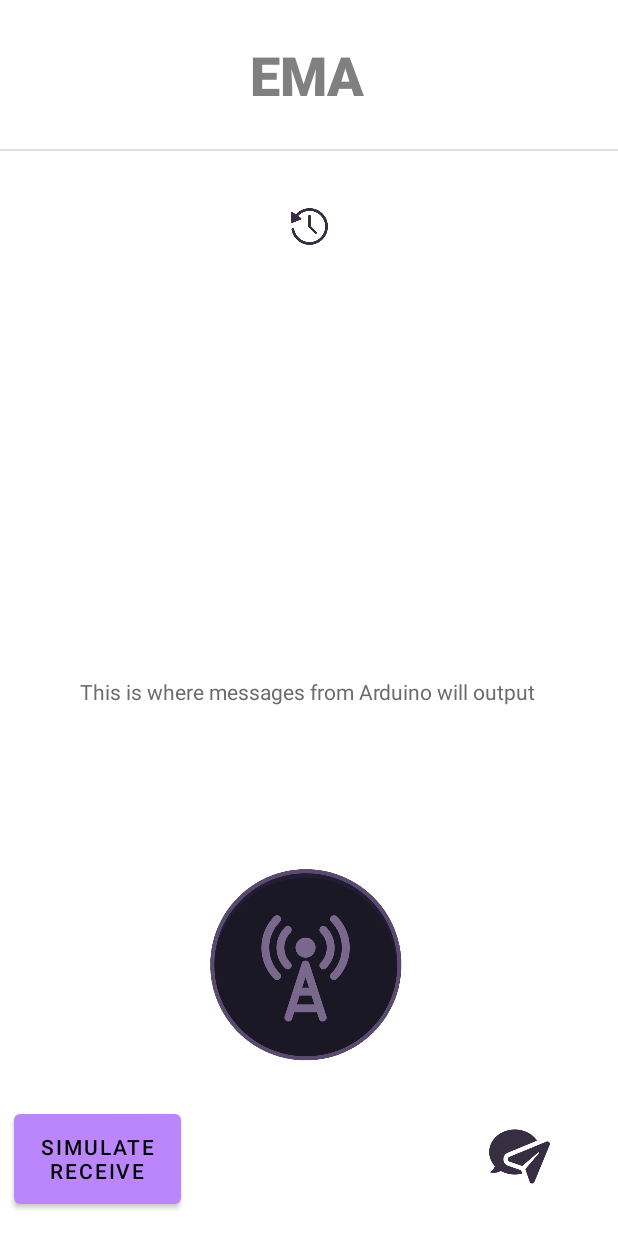
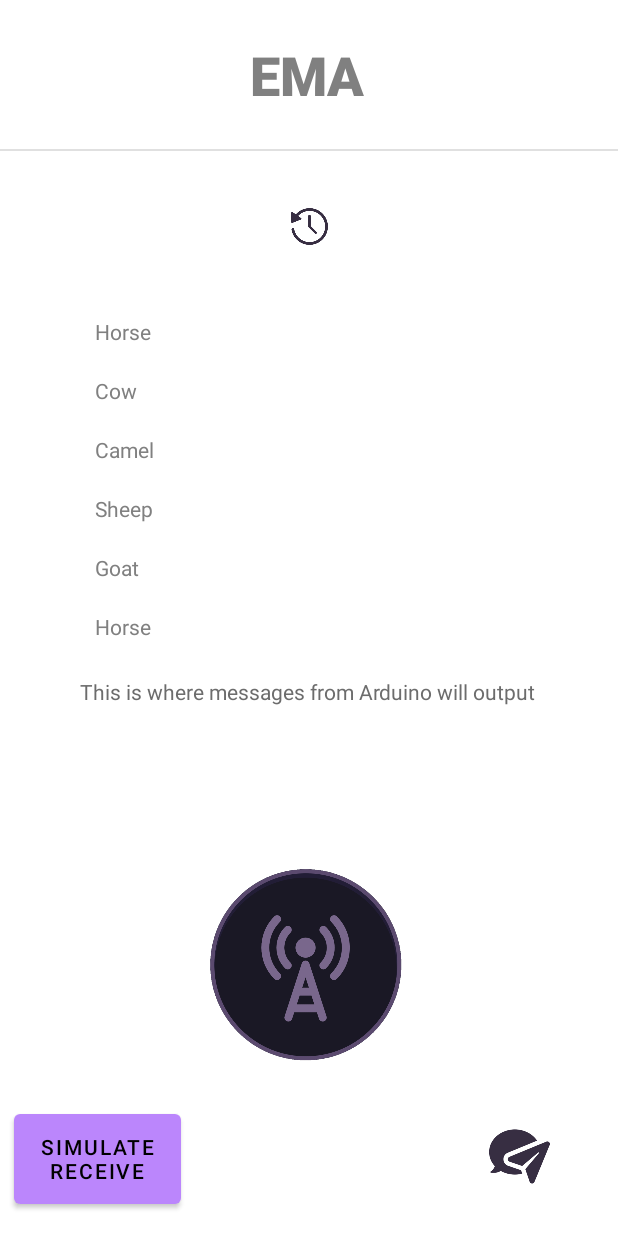
Before and after one commit to germaniii/T7TA, an Android app: the screen it shows after launch (MainActivity), on a phone screen of 412 x 824 dp. Run offline under Robolectric (Android 15) with nearby library versions, the phone set to English and light mode, and no system bars.

Commit message:
v0.6 Added RecyclerView Adapter to easily add items to the Recycler View

```diff
--- /dev/null
+++ b/app/src/main/java/com/example/emav1/InboxListAdapter.java
@@ -0,0 +1,76 @@
+package com.example.emav1;
+
+import android.content.Context;
+import android.view.LayoutInflater;
+import android.view.View;
+import android.view.ViewGroup;
+import android.widget.TextView;
+
+import androidx.recyclerview.widget.RecyclerView;
+
+import java.util.List;
+
+public class InboxListAdapter extends RecyclerView.Adapter<InboxListAdapter.ViewHolder> {
+
+    private List<String> mData;
+    private LayoutInflater mInflater;
+    private ItemClickListener mClickListener;
+
+    // data is passed into the constructor
+    InboxListAdapter(Context context, List<String> data) {
+        this.mInflater = LayoutInflater.from(context);
+        this.mData = data;
+    }
+
+    // inflates the row layout from xml when needed
+    @Override
+    public ViewHolder onCreateViewHolder(ViewGroup parent, int viewType) {
+        View view = mInflater.inflate(R.layout.inboxlist_row, parent, false);
+        return new ViewHolder(view);
+    }
+
+    // binds the data to the TextView in each row
+    @Override
+    public void onBindViewHolder(ViewHolder holder, int position) {
+        String animal = mData.get(position);
+        holder.myTextView.setText(animal);
+    }
+
+    // total number of rows
+    @Override
+    public int getItemCount() {
+        return mData.size();
+    }
+
+
+    // stores and recycles views as they are scrolled off screen
+    public class ViewHolder extends RecyclerView.ViewHolder implements View.OnClickListener {
+        TextView myTextView;
+
+        ViewHolder(View itemView) {
+            super(itemView);
+            myTextView = itemView.findViewById(R.id.inboxMessage);
+            itemView.setOnClickListener(this);
+        }
+
+        @Override
+        public void onClick(View view) {
+            if (mClickListener != null) mClickListener.onItemClick(view, getAdapterPosition());
+        }
+    }
+
+    // convenience method for getting data at click position
+    String getItem(int id) {
+        return mData.get(id);
+    }
+
+    // allows clicks events to be caught
+    void setClickListener(MainActivity itemClickListener) {
+        mClickListener = (ItemClickListener) itemClickListener;
+    }
+
+    // parent activity will implement this method to respond to click events
+    public interface ItemClickListener {
+        void onItemClick(View view, int adapterPosition);
+    }
+}
--- a/app/src/main/java/com/example/emav1/MainActivity.java
+++ b/app/src/main/java/com/example/emav1/MainActivity.java
@@ -1,6 +1,8 @@
 package com.example.emav1;
 
 import androidx.appcompat.app.AppCompatActivity;
+import androidx.recyclerview.widget.LinearLayoutManager;
+import androidx.recyclerview.widget.RecyclerView;
 
 import android.app.PendingIntent;
 import android.content.BroadcastReceiver;
@@ -24,10 +26,11 @@ import com.felhr.usbserial.UsbSerialDevice;
 import com.felhr.usbserial.UsbSerialInterface;
 
 import java.io.UnsupportedEncodingException;
+import java.util.ArrayList;
 import java.util.HashMap;
 import java.util.Map;
 
-public class MainActivity extends AppCompatActivity {
+public class MainActivity extends AppCompatActivity implements InboxListAdapter.ItemClickListener{
 
     public final String ACTION_USB_PERMISSION = "com.example.emav1.USB_PERMISSION";
     Button sendButton;
@@ -39,6 +42,52 @@ public class MainActivity extends AppCompatActivity {
     UsbDeviceConnection connection;
     ImageButton  beacon, toTextMode;
     Toast toast_send;
+
+    InboxListAdapter inboxListAdapter;
+
+    @Override
+    protected void onCreate(Bundle savedInstanceState) {
+        super.onCreate(savedInstanceState);
+        setContentView(R.layout.activity_main);
+        usbManager = (UsbManager) getSystemService(this.USB_SERVICE);
+        sendButton = findViewById(R.id.main_buttonSend);
+        textView = findViewById(R.id.main_serialMonitor);
+        beacon = findViewById(R.id.main_beaconButton);
+        toTextMode = findViewById(R.id.toTextModeButton);
+        textView.setMovementMethod(new ScrollingMovementMethod());
+
+        // data to populate the RecyclerView with
+        ArrayList<String> animalNames = new ArrayList<>();
+        animalNames.add("Horse");
+        animalNames.add("Cow");
+        animalNames.add("Camel");
+        animalNames.add("Sheep");
+        animalNames.add("Goat");
+        animalNames.add("Horse");
+        animalNames.add("Cow");
+        animalNames.add("Camel");
+        animalNames.add("Sheep");
+        animalNames.add("Goat");
+
+        // set up the RecyclerView
+        RecyclerView recyclerView = findViewById(R.id.main_inboxList);
+        recyclerView.setLayoutManager(new LinearLayoutManager(this));
+        inboxListAdapter = new InboxListAdapter(this, animalNames);
+        inboxListAdapter.setClickListener(this);
+        recyclerView.setAdapter(inboxListAdapter);
+
+        IntentFilter filter = new IntentFilter();
+        filter.addAction(ACTION_USB_PERMISSION);
+        filter.addAction(UsbManager.ACTION_USB_DEVICE_ATTACHED);
+        filter.addAction(UsbManager.ACTION_USB_DEVICE_DETACHED);
+        registerReceiver(broadcastReceiver, filter);
+
+        // Set Beacon Image Whenever Transmission Device is Connected
+        if(!arduinoConnected()){
+            beacon.setImageResource(R.drawable.icon_beacon_on);
+        }
+
+    }
 
     UsbSerialInterface.UsbReadCallback mCallback = new UsbSerialInterface.UsbReadCallback() { //Defining a Callback which triggers whenever data is read.
         @Override
@@ -63,7 +112,6 @@ public class MainActivity extends AppCompatActivity {
                     serialPort = UsbSerialDevice.createUsbSerialDevice(device, connection);
                     if (serialPort != null) {
                         if (serialPort.open()) { //Set Serial Connection Parameters.
-                            setUiEnabled(true);
                             serialPort.setBaudRate(9600);
                             serialPort.setDataBits(UsbSerialInterface.DATA_BITS_8);
                             serialPort.setStopBits(UsbSerialInterface.STOP_BITS_1);
@@ -98,34 +146,6 @@ public class MainActivity extends AppCompatActivity {
         }
     };
 
-    @Override
-    protected void onCreate(Bundle savedInstanceState) {
-        super.onCreate(savedInstanceState);
-        setContentView(R.layout.activity_main);
-        usbManager = (UsbManager) getSystemService(this.USB_SERVICE);
-        sendButton = findViewById(R.id.main_buttonSend);
-        textView = findViewById(R.id.main_serialMonitor);
-        beacon = findViewById(R.id.main_beaconButton);
-        toTextMode = findViewById(R.id.toTextModeButton);
-        textView.setMovementMethod(new ScrollingMovementMethod());
-        setUiEnabled(true);
-        IntentFilter filter = new IntentFilter();
-        filter.addAction(ACTION_USB_PERMISSION);
-        filter.addAction(UsbManager.ACTION_USB_DEVICE_ATTACHED);
-        filter.addAction(UsbManager.ACTION_USB_DEVICE_DETACHED);
-        registerReceiver(broadcastReceiver, filter);
-        if(!arduinoConnected()){
-            beacon.setImageResource(R.drawable.icon_beacon_on);
-        }
-
-    }
-
-    public void setUiEnabled(boolean bool) {
-        sendButton.setEnabled(bool);
-        toTextMode.setEnabled(bool);
-        beacon.setEnabled(bool);
-    }
-
     public boolean arduinoConnected() {
         HashMap<String, UsbDevice> usbDevices = usbManager.getDeviceList();
         boolean keep = true;
@@ -151,7 +171,6 @@ public class MainActivity extends AppCompatActivity {
     }
 
     public void arduinoDisconnected() {
-        setUiEnabled(false);
         serialPort.close();
         toast_send = Toast.makeText(MainActivity.this, "Serial Connection Closed!", Toast.LENGTH_SHORT);
         toast_send.show();
@@ -176,12 +195,9 @@ public class MainActivity extends AppCompatActivity {
                 String string = "help";
                 serialPort.write(string.getBytes());
                 tvAppend(textView, "\nINFO:\n" + string + "\n");
-            }else{
-                toast_send = Toast.makeText(MainActivity.this, "Please Connect the Transmission Device!", Toast.LENGTH_SHORT);
-                toast_send.show();
             }
         }catch(Exception e){
-            toast_send = Toast.makeText(MainActivity.this, "Beacon Mode Error!", Toast.LENGTH_SHORT);
+            toast_send = Toast.makeText(MainActivity.this, "Please Connect the EMA Device!", Toast.LENGTH_SHORT);
             toast_send.show();
         }
 
@@ -205,6 +221,11 @@ public class MainActivity extends AppCompatActivity {
         });
     }
 
+    @Override
+    public void onItemClick(View view, int position) {
+        Toast.makeText(this, "You clicked " + inboxListAdapter.getItem(position) + " on row number " + position, Toast.LENGTH_SHORT).show();
+    }
+
     public void onBackPressed() {
         //doing nothing on pressing Back key
     }
--- a/app/src/main/res/layout/activity_textmessage.xml
+++ b/app/src/main/res/layout/activity_textmessage.xml
@@ -74,7 +74,7 @@
         app:layout_constraintEnd_toEndOf="parent"
         app:layout_constraintStart_toStartOf="parent"
         app:layout_constraintTop_toBottomOf="@+id/divider"
-        app:srcCompat="@drawable/icon_send" />
+        app:srcCompat="@drawable/icon_textmode_on" />
 
     <TextView
         android:id="@+id/textMessage_serialMonitor"
--- /dev/null
+++ b/app/src/main/res/layout/inboxlist_row.xml
@@ -0,0 +1,14 @@
+<?xml version="1.0" encoding="utf-8"?>
+<LinearLayout xmlns:android="http://schemas.android.com/apk/res/android"
+    android:layout_width="match_parent"
+    android:layout_height="wrap_content"
+    android:padding="10dp">
+
+    <TextView
+        android:id="@+id/inboxMessage"
+        android:layout_width="wrap_content"
+        android:layout_height="wrap_content"
+        android:textColor="#808080"
+        android:textSize="14dp" />
+
+</LinearLayout>
```
Also changed, not shown: app/src/main/java/com/example/emav1/TextMessageActivity.java (+27 -18 lines).
